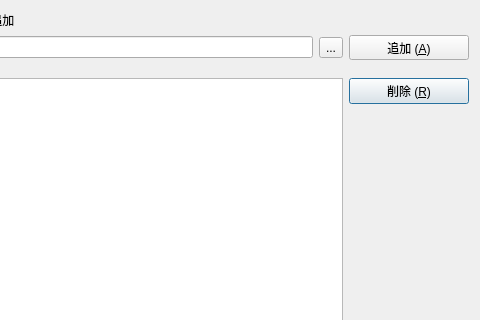
Qt form ui/ImportsManageDialog.ui (shibafu528/florarpc) before a commit; both pictures show x 120 to 600 and y 0 to 320 of the 600 by 600 pixel window.
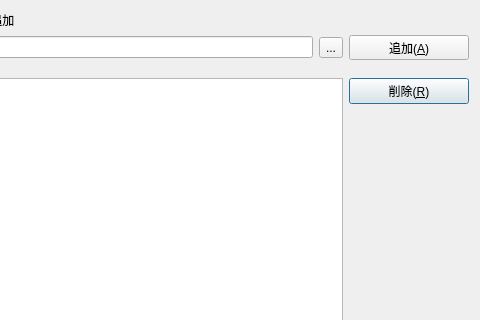
The same form after that commit. Icons and pictures are not drawn.

```diff
--- a/ui/ImportsManageDialog.ui
+++ b/ui/ImportsManageDialog.ui
@@ -48,7 +48,7 @@
         </size>
        </property>
        <property name="text">
-        <string>追加 (&amp;A)</string>
+        <string>追加(&amp;A)</string>
        </property>
        <property name="icon">
         <iconset theme="list-add">
@@ -87,7 +87,7 @@
           </size>
          </property>
          <property name="text">
-          <string>削除 (&amp;R)</string>
+          <string>削除(&amp;R)</string>
          </property>
          <property name="icon">
           <iconset theme="list-remove">
```
